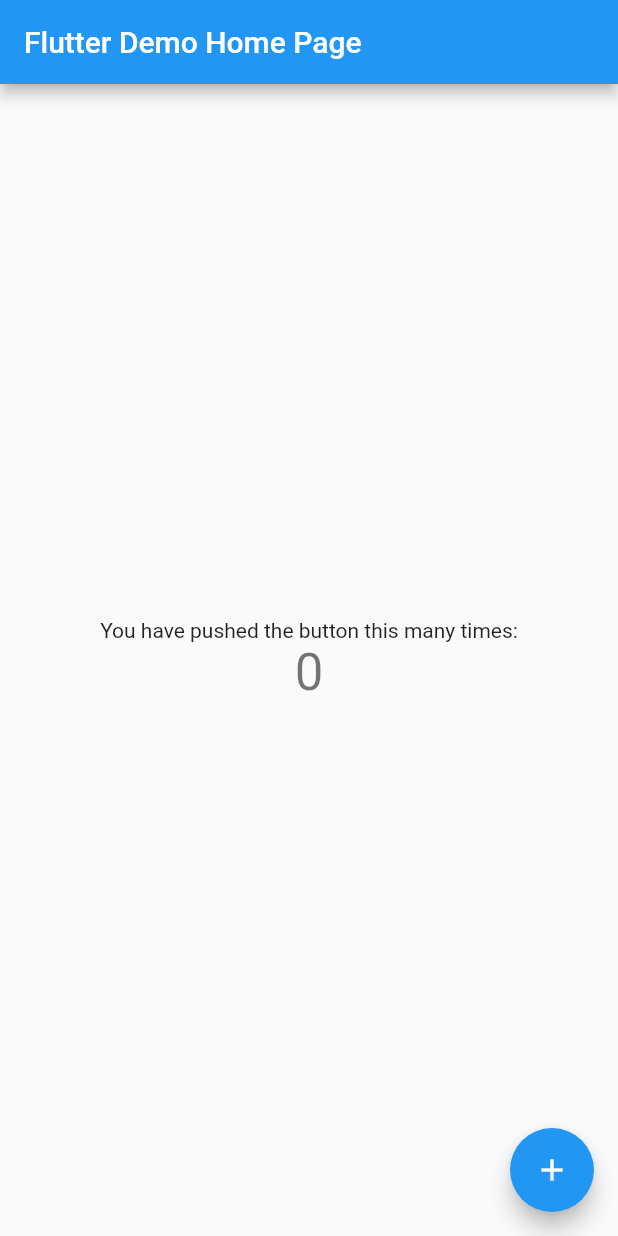
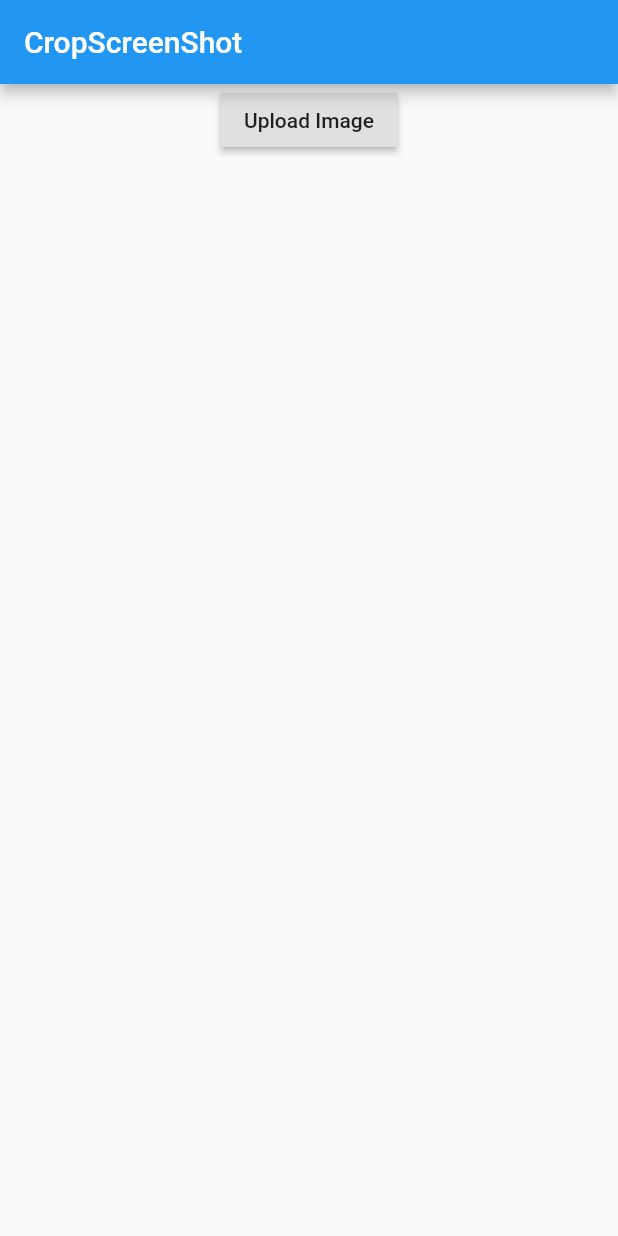
Before and after one commit to SaranSundar/ApprenticeChefV2, a Flutter app: the screen it shows after launch, on a phone screen of 412 x 824 dp. Run offline on Flutter 3.47's test engine with Material 2 defaults, Android fonts, the phone set to English and light mode, and no system bars; our stand-ins replace image_cropper, image_picker.

Commit message:
Can crop screenshot

```diff
--- /dev/null
+++ b/lib/index.dart
@@ -0,0 +1,6 @@
+export 'dart:async';
+export 'dart:io';
+
+export 'package:flutter/material.dart';
+export 'package:image_cropper/image_cropper.dart';
+export 'package:image_picker/image_picker.dart';
--- a/lib/main.dart
+++ b/lib/main.dart
@@ -1,4 +1,6 @@
-import 'package:flutter/material.dart';
+import 'package:apprentice_chef/screens/home_screen.dart';
+
+import 'index.dart';
 
 void main() => runApp(MyApp());
 
@@ -7,105 +9,11 @@ class MyApp extends StatelessWidget {
   @override
   Widget build(BuildContext context) {
     return MaterialApp(
-      title: 'Flutter Demo',
+      title: 'Apprentice Chef',
       theme: ThemeData(
-        // This is the theme of your application.
-        //
-        // Try running your application with "flutter run". You'll see the
-        // application has a blue toolbar. Then, without quitting the app, try
-        // changing the primarySwatch below to Colors.green and then invoke
-        // "hot reload" (press "r" in the console where you ran "flutter run",
-        // or simply save your changes to "hot reload" in a Flutter IDE).
-        // Notice that the counter didn't reset back to zero; the application
-        // is not restarted.
         primarySwatch: Colors.blue,
       ),
-      home: MyHomePage(title: 'Flutter Demo Home Page'),
+      home: HomeScreen(),
     );
   }
 }
-
-class MyHomePage extends StatefulWidget {
-  MyHomePage({Key key, this.title}) : super(key: key);
-
-  // This widget is the home page of your application. It is stateful, meaning
-  // that it has a State object (defined below) that contains fields that affect
-  // how it looks.
-
-  // This class is the configuration for the state. It holds the values (in this
-  // case the title) provided by the parent (in this case the App widget) and
-  // used by the build method of the State. Fields in a Widget subclass are
-  // always marked "final".
-
-  final String title;
-
-  @override
-  _MyHomePageState createState() => _MyHomePageState();
-}
-
-class _MyHomePageState extends State<MyHomePage> {
-  int _counter = 0;
-
-  void _incrementCounter() {
-    setState(() {
-      // This call to setState tells the Flutter framework that something has
-      // changed in this State, which causes it to rerun the build method below
-      // so that the display can reflect the updated values. If we changed
-      // _counter without calling setState(), then the build method would not be
-      // called again, and so nothing would appear to happen.
-      _counter++;
-    });
-  }
-
-  @override
-  Widget build(BuildContext context) {
-    // This method is rerun every time setState is called, for instance as done
-    // by the _incrementCounter method above.
-    //
-    // The Flutter framework has been optimized to make rerunning build methods
-    // fast, so that you can just rebuild anything that needs updating rather
-    // than having to individually change instances of widgets.
-    return Scaffold(
-      appBar: AppBar(
-        // Here we take the value from the MyHomePage object that was created by
-        // the App.build method, and use it to set our appbar title.
-        title: Text(widget.title),
-      ),
-      body: Center(
-        // Center is a layout widget. It takes a single child and positions it
-        // in the middle of the parent.
-        child: Column(
-          // Column is also a layout widget. It takes a list of children and
-          // arranges them vertically. By default, it sizes itself to fit its
-          // children horizontally, and tries to be as tall as its parent.
-          //
-          // Invoke "debug painting" (press "p" in the console, choose the
-          // "Toggle Debug Paint" action from the Flutter Inspector in Android
-          // Studio, or the "Toggle Debug Paint" command in Visual Studio Code)
-          // to see the wireframe for each widget.
-          //
-          // Column has various properties to control how it sizes itself and
-          // how it positions its children. Here we use mainAxisAlignment to
-          // center the children vertically; the main axis here is the vertical
-          // axis because Columns are vertical (the cross axis would be
-          // horizontal).
-          mainAxisAlignment: MainAxisAlignment.center,
-          children: <Widget>[
-            Text(
-              'You have pushed the button this many times:',
-            ),
-            Text(
-              '$_counter',
-              style: Theme.of(context).textTheme.headline4,
-            ),
-          ],
-        ),
-      ),
-      floatingActionButton: FloatingActionButton(
-        onPressed: _incrementCounter,
-        tooltip: 'Increment',
-        child: Icon(Icons.add),
-      ), // This trailing comma makes auto-formatting nicer for build methods.
-    );
-  }
-}
--- /dev/null
+++ b/lib/screens/home_screen.dart
@@ -0,0 +1,92 @@
+import '../index.dart';
+
+class HomeScreen extends StatefulWidget {
+  @override
+  _HomeScreenState createState() => _HomeScreenState();
+}
+
+class _HomeScreenState extends State<HomeScreen> {
+  File imageFile;
+
+  @override
+  Widget build(BuildContext context) {
+    return Scaffold(
+      appBar: AppBar(
+        title: Text("CropScreenShot"),
+      ),
+      body: Center(
+        child: Column(
+          children: <Widget>[
+            if (imageFile != null) Center(child: Image.file(imageFile)),
+            RaisedButton(
+              onPressed: () {
+                _pickImage();
+              },
+              child: Text("Upload Image"),
+            ),
+            if (imageFile != null)
+              RaisedButton(
+                onPressed: () {
+                  _cropImage();
+                },
+                child: Text("Crop Image"),
+              ),
+            if (imageFile != null)
+              RaisedButton(
+                onPressed: () {
+                  _clearImage();
+                },
+                child: Text("Clear Image"),
+              ),
+          ],
+        ),
+      ),
+    );
+  }
+
+  void _clearImage() {
+    imageFile = null;
+    setState(() {});
+  }
+
+  Future<Null> _cropImage() async {
+    File croppedFile = await ImageCropper.cropImage(
+        sourcePath: imageFile.path,
+        aspectRatioPresets: Platform.isAndroid
+            ? [
+                CropAspectRatioPreset.square,
+                CropAspectRatioPreset.ratio3x2,
+                CropAspectRatioPreset.original,
+                CropAspectRatioPreset.ratio4x3,
+                CropAspectRatioPreset.ratio16x9
+              ]
+            : [
+                CropAspectRatioPreset.original,
+                CropAspectRatioPreset.square,
+                CropAspectRatioPreset.ratio3x2,
+                CropAspectRatioPreset.ratio4x3,
+                CropAspectRatioPreset.ratio5x3,
+                CropAspectRatioPreset.ratio5x4,
+                CropAspectRatioPreset.ratio7x5,
+                CropAspectRatioPreset.ratio16x9
+              ],
+        androidUiSettings: AndroidUiSettings(
+            toolbarTitle: 'Cropper',
+            toolbarColor: Colors.deepOrange,
+            toolbarWidgetColor: Colors.white,
+            initAspectRatio: CropAspectRatioPreset.original,
+            lockAspectRatio: false),
+        iosUiSettings: IOSUiSettings(
+          title: 'Cropper',
+        ));
+    if (croppedFile != null) {
+      imageFile = croppedFile;
+      setState(() {});
+    }
+  }
+
+  Future<Null> _pickImage() async {
+    imageFile = await ImagePicker.pickImage(source: ImageSource.gallery);
+    setState(() {});
+  }
+}
--- a/pubspec.yaml
+++ b/pubspec.yaml
@@ -19,7 +19,8 @@ environment:
 dependencies:
   flutter:
     sdk: flutter
-  tuple: 1.0.3
+  image_cropper: 1.2.1
+  image_picker: 0.6.3+4
 
   # The following adds the Cupertino Icons font to your application.
   # Use with the CupertinoIcons class for iOS style icons.
```
Also changed, not shown: lib/utilities/mass.dart (renamed from lib/models/mass.dart), lib/utilities/volume.dart (renamed from lib/models/volume.dart), pubspec.lock, 1 other file.
